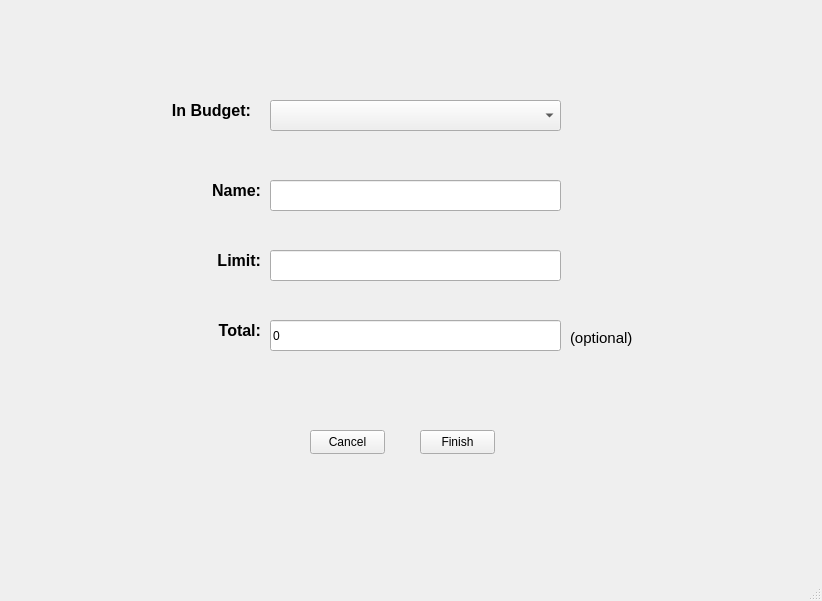
First picture: the form in mainwindow.ui, repository WangBo-YL/QtBudget, before the edit.
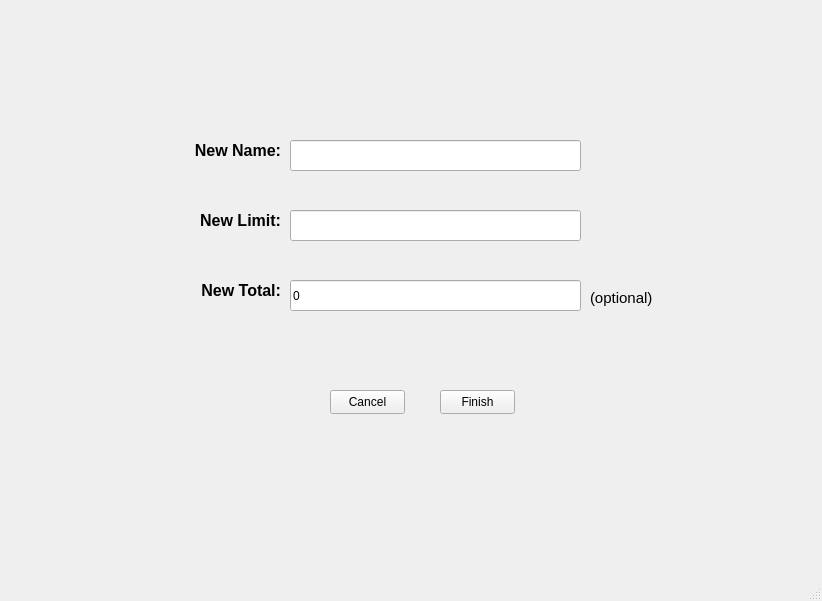
Second picture: the form after the edit. The open tabs and pages were chosen to show the change. Icons and pictures are not drawn.

Patch:
```diff
--- a/mainwindow.ui
+++ b/mainwindow.ui
@@ -1330,6 +1330,154 @@
       </property>
      </widget>
     </widget>
+    <widget class="QWidget" name="page">
+     <widget class="QLineEdit" name="editItemNameInput">
+      <property name="geometry">
+       <rect>
+        <x>280</x>
+        <y>130</y>
+        <width>291</width>
+        <height>31</height>
+       </rect>
+      </property>
+     </widget>
+     <widget class="QPushButton" name="cancelEditItemButton">
+      <property name="geometry">
+       <rect>
+        <x>320</x>
+        <y>380</y>
+        <width>75</width>
+        <height>24</height>
+       </rect>
+      </property>
+      <property name="text">
+       <string>Cancel</string>
+      </property>
+     </widget>
+     <widget class="QLineEdit" name="editItemTotalInput">
+      <property name="geometry">
+       <rect>
+        <x>280</x>
+        <y>270</y>
+        <width>291</width>
+        <height>31</height>
+       </rect>
+      </property>
+      <property name="text">
+       <string>0</string>
+      </property>
+     </widget>
+     <widget class="QLabel" name="totalOptionalLabel_2">
+      <property name="geometry">
+       <rect>
+        <x>580</x>
+        <y>280</y>
+        <width>71</width>
+        <height>16</height>
+       </rect>
+      </property>
+      <property name="font">
+       <font>
+        <pointsize>11</pointsize>
+       </font>
+      </property>
+      <property name="text">
+       <string>(optional)</string>
+      </property>
+     </widget>
+     <widget class="QPushButton" name="editItemFinishButton">
+      <property name="geometry">
+       <rect>
+        <x>430</x>
+        <y>380</y>
+        <width>75</width>
+        <height>24</height>
+       </rect>
+      </property>
+      <property name="text">
+       <string>Finish</string>
+      </property>
+     </widget>
+     <widget class="QLabel" name="editItemTotalLabel">
+      <property name="geometry">
+       <rect>
+        <x>170</x>
+        <y>270</y>
+        <width>101</width>
+        <height>21</height>
+       </rect>
+      </property>
+      <property name="font">
+       <font>
+        <pointsize>12</pointsize>
+        <bold>true</bold>
+       </font>
+      </property>
+      <property name="text">
+       <string>New Total:</string>
+      </property>
+      <property name="alignment">
+       <set>Qt::AlignRight|Qt::AlignTrailing|Qt::AlignVCenter</set>
+      </property>
+     </widget>
+     <widget class="QLabel" name="editItemLimitLabel">
+      <property name="geometry">
+       <rect>
+        <x>170</x>
+        <y>200</y>
+        <width>101</width>
+        <height>21</height>
+       </rect>
+      </property>
+      <property name="font">
+       <font>
+        <pointsize>12</pointsize>
+        <bold>true</bold>
+       </font>
+      </property>
+      <property name="text">
+       <string>New Limit:</string>
+      </property>
+      <property name="alignment">
+       <set>Qt::AlignRight|Qt::AlignTrailing|Qt::AlignVCenter</set>
+      </property>
+     </widget>
+     <widget class="QLineEdit" name="editItemLimitInput">
+      <property name="geometry">
+       <rect>
+        <x>280</x>
+        <y>200</y>
+        <width>291</width>
+        <height>31</height>
+       </rect>
+      </property>
+      <property name="text">
+       <string/>
+      </property>
+     </widget>
+     <widget class="QLabel" name="editItemNameLabel">
+      <property name="geometry">
+       <rect>
+        <x>170</x>
+        <y>130</y>
+        <width>101</width>
+        <height>21</height>
+       </rect>
+      </property>
+      <property name="font">
+       <font>
+        <pointsize>12</pointsize>
+        <bold>true</bold>
+       </font>
+      </property>
+      <property name="text">
+       <string>New Name:</string>
+      </property>
+      <property name="alignment">
+       <set>Qt::AlignRight|Qt::AlignTrailing|Qt::AlignVCenter</set>
+      </property>
+     </widget>
+    </widget>
    </widget>
   </widget>
   <widget class="QStatusBar" name="statusbar">
```
Left out of the diff: 10 changed lines with no effect on the pictures.
